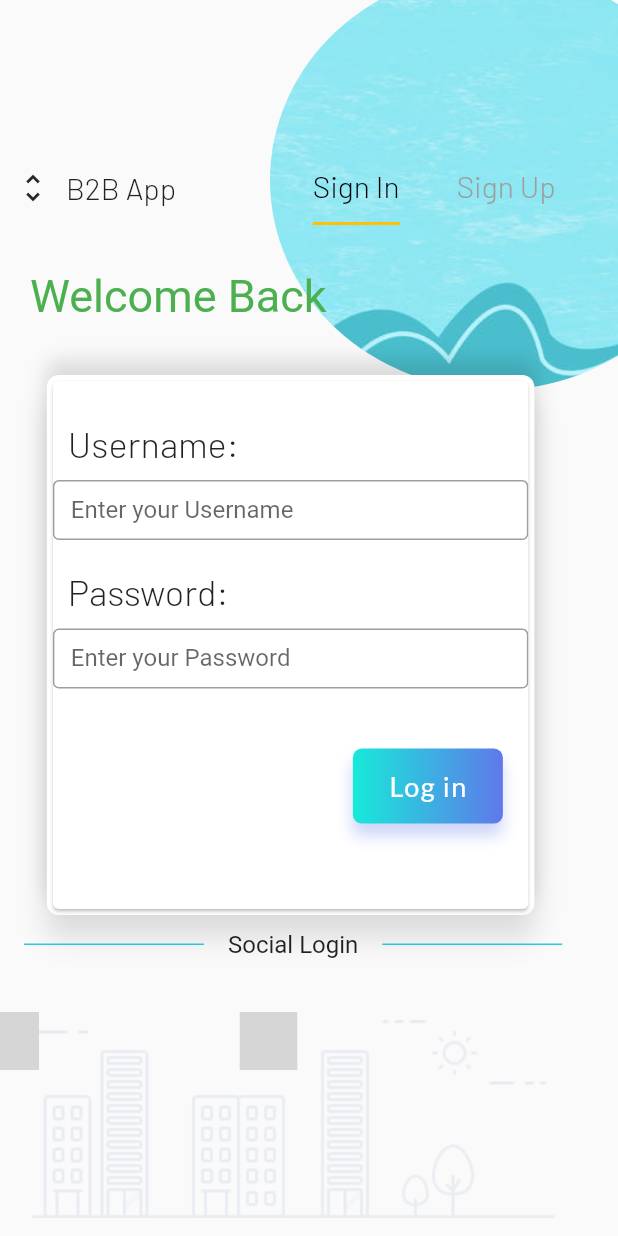
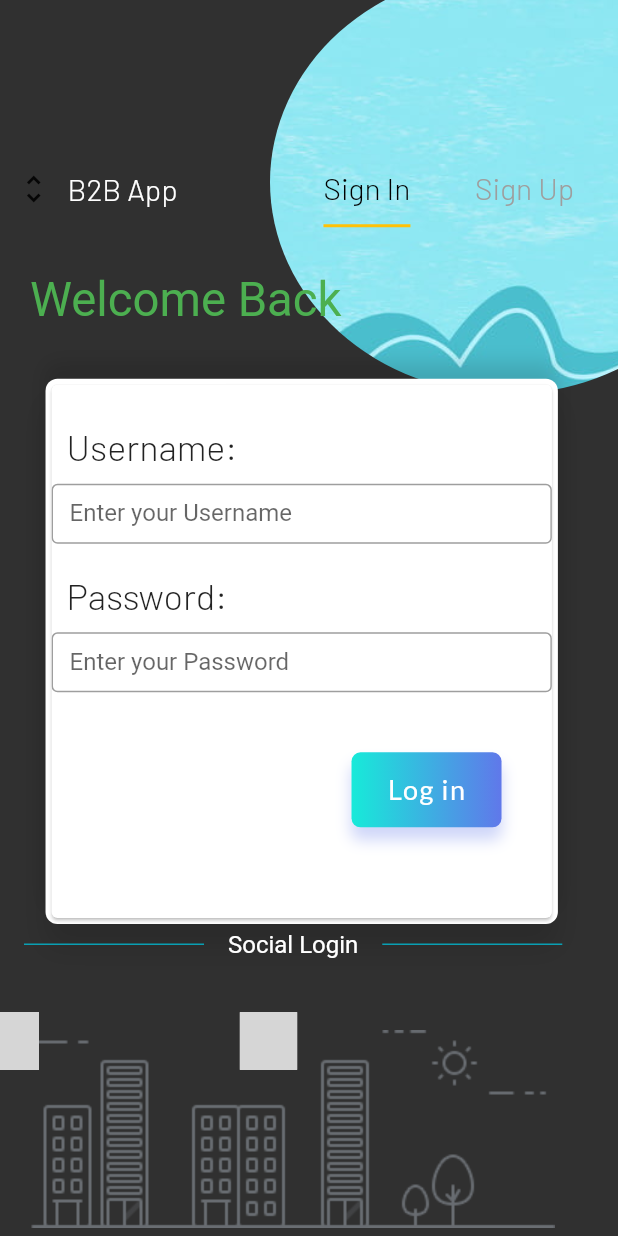
Before and after one commit to nishit767/b2b_app, a Flutter app: the screen it shows after launch, on a phone screen of 412 x 824 dp. Run offline on Flutter 3.47's test engine with Material 2 defaults, Android fonts, the phone set to English and light mode, and no system bars; our stand-ins replace carousel_pro, dynamic_theme, flutter_screenutil, get_it; missing offline and left inert: fancy_bottom_bar, flutter_auth_buttons, random_color; Roboto replaces fonts that are missing (Poppins-Medium); grey boxes are pictures that could not be loaded.

Commit message:
implemented screen util for a responsive UI

```diff
--- a/lib/Pages/login_page.dart
+++ b/lib/Pages/login_page.dart
@@ -6,6 +6,7 @@ import 'package:flutter/cupertino.dart';
 import 'package:flutter/material.dart';
 import 'package:flutter/widgets.dart';
 import 'package:flutter_auth_buttons/flutter_auth_buttons.dart';
+import 'package:flutter_screenutil/flutter_screenutil.dart';
 
 class LoginPage extends StatefulWidget {
   @override
@@ -18,6 +19,15 @@ class _LoginPageState extends State<LoginPage> {
 
   @override
   Widget build(BuildContext context) {
+    ScreenUtil.init(context, width: 392, height: 816, allowFontScaling: true);
+    print(MediaQuery
+        .of(context)
+        .size
+        .width);
+    print(MediaQuery
+        .of(context)
+        .size
+        .height);
     return DefaultTabController(
       length: 2,
       child: Scaffold(
@@ -39,14 +49,14 @@ class _LoginPageState extends State<LoginPage> {
                   clipBehavior: Clip.antiAlias,
                   child: Image.asset(
                     'images/texture_7.jpg',
-                    height: 280,
+                    height: ScreenUtil().setHeight(280),
                     fit: BoxFit.cover,
-                    width: 300,
+                    width: ScreenUtil().setWidth(300),
                   ),
                 ),
               ),
               Positioned(
-                top: 100,
+                top: ScreenUtil().setHeight(100),
                 left: 0,
                 child: Column(
                   children: <Widget>[
@@ -56,22 +66,22 @@ class _LoginPageState extends State<LoginPage> {
                       mainAxisSize: MainAxisSize.min,
                       children: <Widget>[
                         Container(
-                          width: 10,
+                          width: ScreenUtil().setWidth(10),
                         ),
                         Icon(Icons.unfold_more),
                         Container(
-                          width: 10,
+                          width: ScreenUtil().setWidth(10),
                         ),
                         Text(
                           'B2B App',
                           style: AppStyle.loginPageStyle,
                         ),
                         Container(
-                          width: 70,
+                          width: ScreenUtil().setWidth(70),
                         ),
                         Container(
-                          height: 50,
-                          width: 200,
+                          height: ScreenUtil().setHeight(50),
+                          width: ScreenUtil().setWidth(200),
                           child: TabBar(
                             isScrollable: false,
                             onTap: (index) {
@@ -104,11 +114,11 @@ class _LoginPageState extends State<LoginPage> {
                       ],
                     ),
                     Container(
-                      height: 100,
+                      height: ScreenUtil().setHeight(100),
                     ),
                     Container(
-                      height: 360,
-                      width: 325,
+                      height: ScreenUtil().setHeight(360),
+                      width: ScreenUtil().setWidth(325),
                       child: FormCard(
                         isSignIn,
                       ),
@@ -117,7 +127,7 @@ class _LoginPageState extends State<LoginPage> {
                 ),
               ),
               Positioned(
-                  top: 180,
+                  top: ScreenUtil().setHeight(180),
                   left: 20,
                   child: AnimatedSwitcher(
                     duration: Duration(milliseconds: 1100),
@@ -126,16 +136,18 @@ class _LoginPageState extends State<LoginPage> {
                         ? Text(
                       'Welcome Back',
                       key: ValueKey(1),
-                      style: TextStyle(fontSize: 30, color: Colors.green),
+                      style: TextStyle(fontSize: ScreenUtil().setSp(30),
+                          color: Colors.green),
                     )
                         : Text(
                       'Create an Account',
                       key: ValueKey(2),
-                      style: TextStyle(fontSize: 30, color: Colors.green),
+                      style: TextStyle(fontSize: ScreenUtil().setSp(30),
+                          color: Colors.green),
                     ),
                   )),
               Positioned(
-                top: 680,
+                top: ScreenUtil().setHeight(680),
                 child: Image.asset(
                   'images/city.png',
                 ),
--- a/lib/main.dart
+++ b/lib/main.dart
@@ -16,12 +16,14 @@ import 'package:fancy_bottom_bar/fancy_bottom_bar.dart';
 import 'package:flutter/cupertino.dart';
 import 'package:flutter/material.dart';
 import 'package:provider/provider.dart';
+import 'package:dynamic_theme/dynamic_theme.dart';
 
 //draggable floating action button
 void main() {
   setupLocator();
   runApp(MyApp());
 }
+
 
 class MyApp extends StatelessWidget {
   @override
@@ -38,7 +40,15 @@ class MyApp extends StatelessWidget {
           create: (context) => ProductStore(),
         ),
       ],
-      child: MaterialApp(
+      child: DynamicTheme(
+        defaultBrightness: Brightness.dark,
+        data: (brightness) =>
+        new ThemeData(
+          primarySwatch: Colors.cyan,
+          brightness: brightness,
+        ),
+        themedWidgetBuilder: (context, theme) =>
+            MaterialApp(
               routes: {
                 '/chats': (context) => ChatPage(),
                 '/home': (context) => HomePage(),
@@ -52,10 +62,10 @@ class MyApp extends StatelessWidget {
               },
               title: 'B2B App',
               debugShowCheckedModeBanner: false,
-        theme: ThemeData(
-          primaryColor: Color(0xFF6082B5),
+              theme: theme
+              ,
+              home: LoginPage(),
         ),
-        home: LoginPage(),
       ),
     );
   }
@@ -98,8 +108,7 @@ class _MyAppScaffoldState extends State<MyAppScaffold> {
           ],
         ),
         drawer:
-        /*ChangeNotifierProvider<User>(
-            create: (context) => user, child:*/
+
         NavDrawer(),
         appBar: AppBar(
           bottom: PreferredSize(
@@ -132,6 +141,7 @@ class _MyAppScaffoldState extends State<MyAppScaffold> {
               ),
               preferredSize: Size.fromHeight(60)),
           actions: <Widget>[
+
             IconButton(
                 onPressed: () {
                   Navigator.pushNamed(context, '/notif');
--- a/pubspec.yaml
+++ b/pubspec.yaml
@@ -22,11 +22,13 @@ dependencies:
   random_color:
   flutter_screenutil:
   fancy_bottom_bar:
-  flappy_search_bar:
   carousel_pro:
   flutter_auth_buttons:
   provider:
   get_it:
+  dynamic_theme:
+  #  device_simulator:
+  #  device_preview:
   # The following adds the Cupertino Icons font to your application.
   # Use with the CupertinoIcons class for iOS style icons.
   cupertino_icons: ^0.1.2
```
Also changed, not shown: lib/Pages/category_list.dart (+3 -7 lines), lib/Pages/home_page.dart (+24 -20 lines), lib/Widgets/drawer.dart (+17 -1 lines), lib/Widgets/featured_preview_card.dart (+18 -10 lines), lib/Widgets/login_form_card.dart (+14 -19 lines), pubspec.lock, 1 other file. Lines whose indentation alone changed are shown as unchanged.
